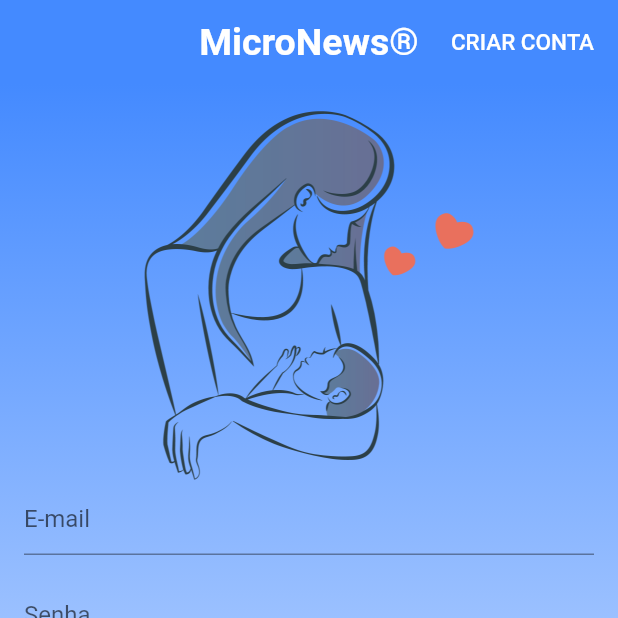
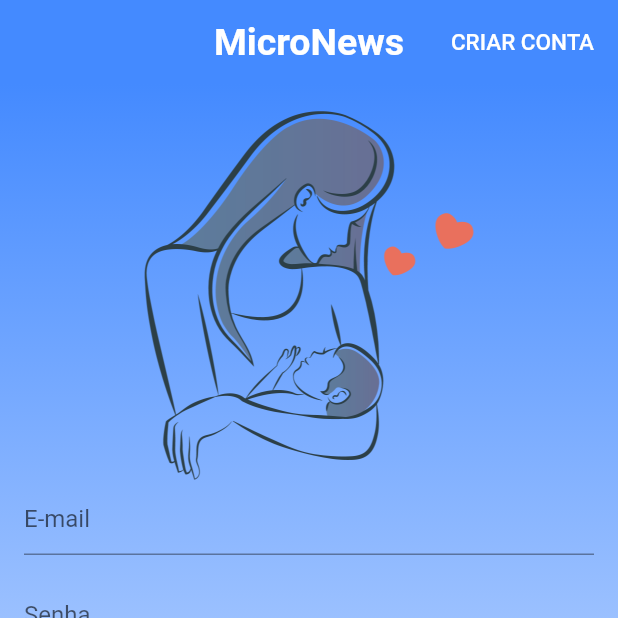
Before and after one commit to vicente1603/MicroNews, a Flutter app: the screen it shows after launch, on a phone screen of 412 x 824 dp, the top half of it. Run offline on Flutter 3.47's test engine with Material 2 defaults, Android fonts, the phone set to English and light mode, and no system bars; our stand-ins replace charts_flutter, cloud_firestore, firebase_auth, firebase_storage, flutter_datetime_picker, flutter_local_notifications and 11 more; missing offline and left inert: firebase_helpers, giffy_dialog; accounts and stored records are empty; statements that could not run were skipped.

Commit message:
mudança nos titulos

```diff
--- a/lib/screens/credenciais/login_screen.dart
+++ b/lib/screens/credenciais/login_screen.dart
@@ -51,7 +51,7 @@ class _LoginScreenState extends State<LoginScreen> {
         appBar: AppBar(
           elevation: 0.0,
           backgroundColor: Colors.blueAccent,
-          title: Text("MicroNews®",
+          title: Text("MicroNews",
               style: TextStyle(fontWeight: FontWeight.bold, fontSize: 25.0)),
           centerTitle: true,
           actions: <Widget>[
--- a/lib/tabs/home_tab.dart
+++ b/lib/tabs/home_tab.dart
@@ -13,7 +13,7 @@ class HomeTab extends StatelessWidget {
     AppBar appBar = AppBar(
       centerTitle: true,
       title: Text(
-        "MicroNews®",
+        "MicroNews",
         style: TextStyle(
             fontWeight: FontWeight.bold, fontSize: 25.0, color: Colors.white),
         textAlign: TextAlign.center,
--- a/lib/widgets/custom_drawer_guitar.dart
+++ b/lib/widgets/custom_drawer_guitar.dart
@@ -107,7 +107,7 @@ class CustomGuitarDrawerState extends State<CustomGuitarDrawer>
 //                      MediaQuery.of(context).size.width,
 //                  width: MediaQuery.of(context).size.width,
 //                  child: Text(
-//                    "MicroNews®",
+//                    "MicroNews",
 //                    style: TextStyle(
 //                        fontWeight: FontWeight.bold,
 //                        fontSize: 25.0,
```
Also changed, not shown: lib/tabs/creditos_tab.dart (+5 -8 lines), 2 other files.
